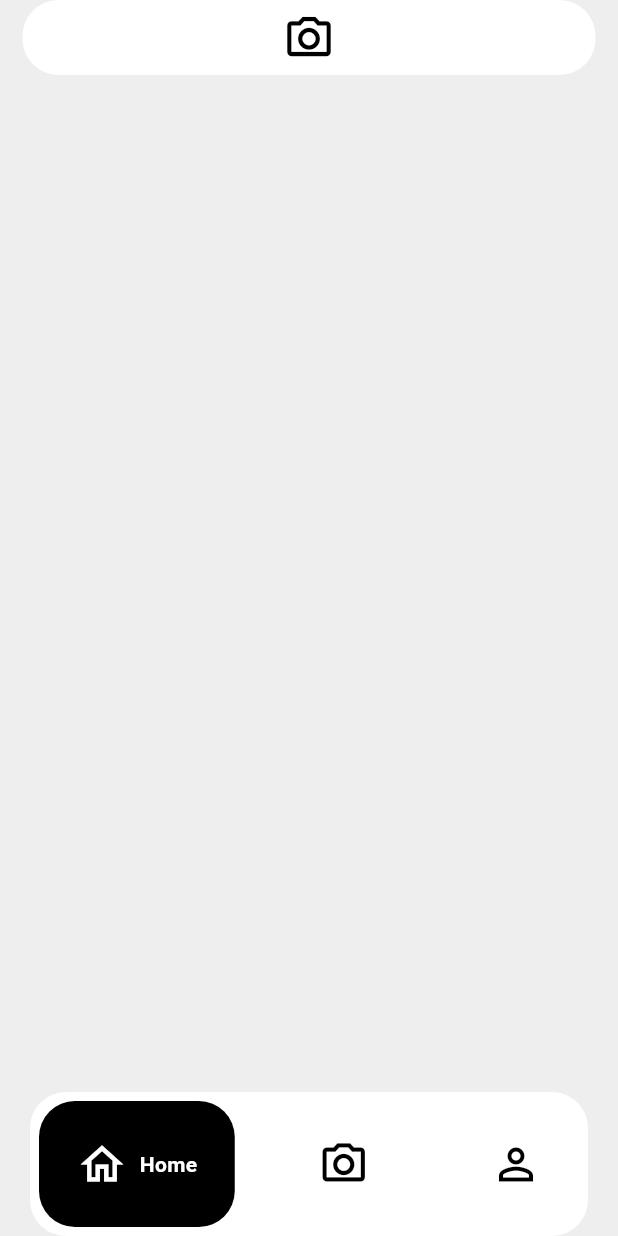
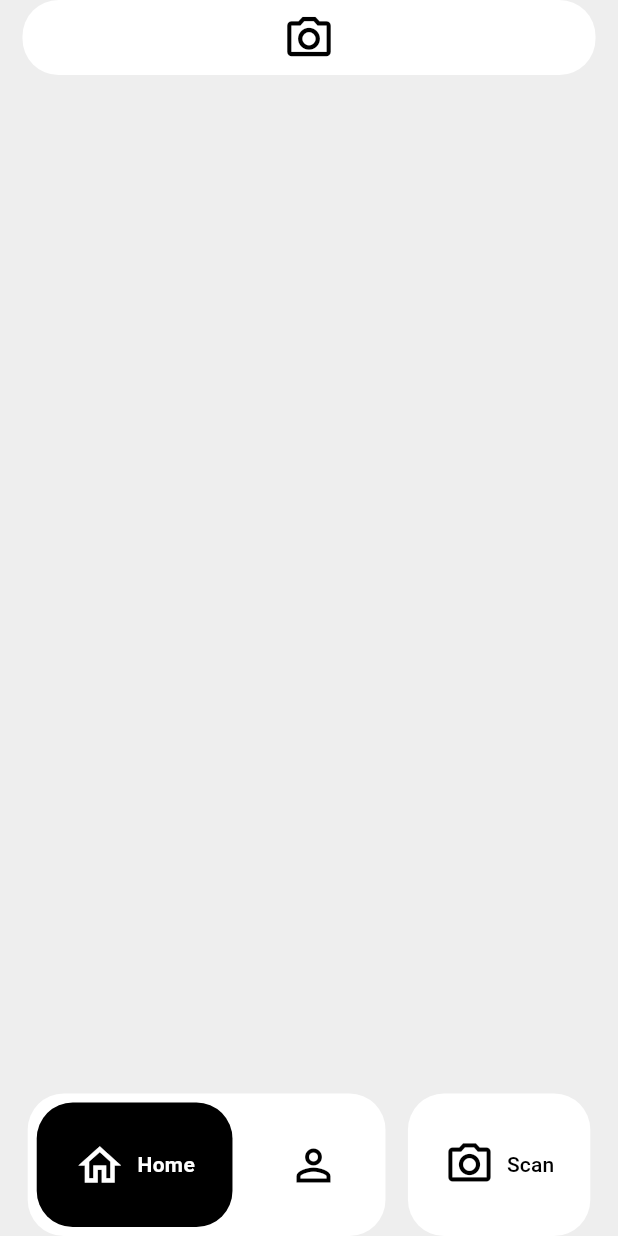
Before and after one commit to eraykasap/HistoryIdentifier, a Flutter app: the screen it shows after launch, on a phone screen of 412 x 824 dp. Run offline on Flutter 3.47's test engine with Material 3 defaults, Android fonts, the phone set to English and light mode, and no system bars; drawn by our look-alikes of google_nav_bar; our stand-ins replace camera, flutter_riverpod, google_generative_ai.

Commit message:
ai tamamlandı

```diff
--- a/lib/main.dart
+++ b/lib/main.dart
@@ -1,14 +1,22 @@
 import 'package:flutter/cupertino.dart';
 import 'package:flutter/material.dart';
 import 'package:flutter/services.dart';
+import 'package:flutter_riverpod/flutter_riverpod.dart';
 import 'package:google_nav_bar/google_nav_bar.dart';
+
 import 'package:history_identifier/pages/home_page.dart';
 import 'package:history_identifier/pages/photo_page.dart';
 import 'package:history_identifier/pages/profile_page.dart';
 
+
+
+
+
 void main() {
-  SystemChrome.setSystemUIOverlayStyle(SystemUiOverlayStyle(statusBarColor: Colors.transparent));
-  runApp(const MyApp());
+  SystemChrome.setSystemUIOverlayStyle(
+    SystemUiOverlayStyle(statusBarColor: Colors.transparent),
+  );
+  runApp(ProviderScope(child: MyApp()));
 }
 
 class MyApp extends StatelessWidget {
@@ -20,12 +28,10 @@ class MyApp extends StatelessWidget {
     return MaterialApp(
       debugShowCheckedModeBanner: false,
 
-
-      home: const BottomNavBarCustom(),
+      home: BottomNavBarCustom(),
     );
   }
 }
-
 
 class BottomNavBarCustom extends StatefulWidget {
   const BottomNavBarCustom({super.key});
@@ -37,6 +43,7 @@ class BottomNavBarCustom extends StatefulWidget {
 class _BottomNavBarCustomState extends State<BottomNavBarCustom> {
 
   int selectedIndex = 0;
+
 
   late PhotoScannerPage photoScannerPage;
   late HomePage homePage;
@@ -50,89 +57,98 @@ class _BottomNavBarCustomState extends State<BottomNavBarCustom> {
     photoScannerPage = PhotoScannerPage();
     homePage = HomePage();
     profilePage = ProfilePage();
-    allPages = [homePage, photoScannerPage, profilePage];
+    allPages = [homePage, profilePage];
   }
-
 
   @override
   Widget build(BuildContext context) {
+
     return Scaffold(
-
-
       backgroundColor: Colors.grey.shade200,
 
-      body: Stack(
-        children: [
+      body: allPages[selectedIndex],
 
-          allPages[selectedIndex],
-
-          //! BOTTOM NAV BAR
-          Align(
-            alignment: Alignment.bottomCenter,
-            child: bottomNavgationBar((value) {
-
-              if (value != 1) {
+      bottomNavigationBar: bottomNavgationBar(
+        selectedIndex,
+        context,
+        (index) {
           setState(() {
-                  selectedIndex = value;
+            selectedIndex = index;
           });
         }
-              else {
-                Navigator.of(context).push(CupertinoPageRoute(builder: (context) => PhotoScannerPage()));
-              }
-
-            }),
       ),
-
-        ],
-      ),
-
-
 
     );
   }
 }
 
 
-Widget bottomNavgationBar (Function(int) onSelect) {
+
+Widget bottomNavgationBar(int selectindex, BuildContext context, Function(int) onSelect) {
+
   return SafeArea(
-        child: Padding(
-          padding: const EdgeInsets.symmetric(horizontal: 20),
-          child: Container(
+    child: Row(
+      mainAxisAlignment: MainAxisAlignment.center,
+      children: [
+        Container(
+          height: 95,
+
           decoration: BoxDecoration(
             borderRadius: BorderRadius.circular(24),
-              color: Colors.white
+            color: Colors.white,
           ),
           child: GNav(
 
+            selectedIndex: selectindex,
             tabBackgroundColor: Colors.black,
             color: Colors.black,
             activeColor: Colors.white,
-              //backgroundColor: Colors.white,
+
             iconSize: 34,
             tabBorderRadius: 24,
             gap: 8,
-              //duration: Duration(microseconds: 1500),
-              tabMargin: const EdgeInsetsGeometry.symmetric(vertical: 6, horizontal: 6),
+            tabMargin: const EdgeInsetsGeometry.symmetric(
+              vertical: 6,
+              horizontal: 6,
+            ),
             tabs: [
-                GButton(
-                  icon: Icons.home_outlined,
-                  text: "Home",
-                ),
-                GButton(
-                  icon: Icons.photo_camera_outlined,
-                  text: "Scan",
-                ),
-                GButton(
-                  icon: Icons.person_outline,
-                  text: "Profile",
-                )
+              GButton(icon: Icons.home_outlined, text: "Home"),
+              GButton(icon: Icons.person_outline, text: "Profile"),
             ],
+
             onTabChange: (value) {
               onSelect(value);
-                }
+            },
+          ),
         ),
 
+        SizedBox(
+          width: 15,
         ),
+
+        SizedBox(
+          height: 95,
+          child: ElevatedButton(
+            onPressed: () {
+              Navigator.of(context).push(CupertinoPageRoute(builder: (context) => PhotoScannerPage()));
+            },
+            child: Row(children: [
+              Icon(Icons.photo_camera_outlined, size: 34, color: Colors.black,),
+              SizedBox(width: 8,),
+              Text("Scan", style: TextStyle(color: Colors.black),)
+            ],),
+            style: ElevatedButton.styleFrom(
+              shape: RoundedRectangleBorder(borderRadius: BorderRadiusGeometry.circular(24)),
+              shadowColor: Colors.transparent,
+              backgroundColor: Colors.white,
+              overlayColor: Colors.grey.shade800
+            ),
+          ),
+        )
+
+
+
+      ],
     ),
   );
 }
--- a/pubspec.yaml
+++ b/pubspec.yaml
@@ -37,7 +37,10 @@ dependencies:
   google_nav_bar: ^5.0.7
   gap: ^3.0.1
   camera: ^0.11.3
-  riverpod: ^3.0.3
+
+  google_generative_ai: ^0.4.7
+  flutter_riverpod: ^3.0.3
+
 
 
 dev_dependencies:
```
Also changed, not shown: lib/config/data.dart (added, +133 -0 lines), lib/model/model.dart (added, +22 -0 lines), lib/pages/detay_page.dart (added, +75 -0 lines), lib/pages/gecis_sayfası.dart (+89 -10 lines), lib/pages/photo_page.dart (+52 -28 lines), lib/providers/providers.dart (added, +17 -0 lines), lib/widgets/widgets.dart (added, +34 -0 lines), pubspec.lock, 1 other file. Lines whose indentation alone changed are shown as unchanged.
